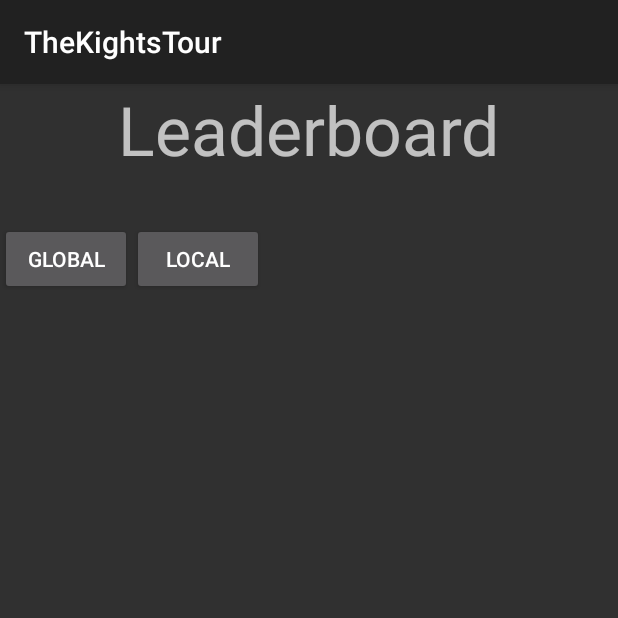
After one commit to chualex/TheKightsTour, an Android app: the LeaderboardActivity screen opened directly, with no data from a screen before it, on a phone screen of 412 x 824 dp, the top half of it. The commit adds this screen. Run offline under Robolectric (Android 15) with nearby library versions, the phone set to English and light mode, and no system bars.

Commit message:
Finished layout manuvering. TODO: Refactor, Comment, Pass bundles, Options

```diff
--- a/app/src/main/AndroidManifest.xml
+++ b/app/src/main/AndroidManifest.xml
@@ -22,6 +22,9 @@
         <activity
             android:name=".GameActivity">
         </activity>
+        <activity
+            android:name=".LeaderboardActivity">
+        </activity>
     </application>
 
 </manifest>
--- /dev/null
+++ b/app/src/main/java/com/csci448/alchu/thekightstour/LeaderboardActivity.java
@@ -0,0 +1,47 @@
+package com.csci448.alchu.thekightstour;
+
+import android.content.Context;
+import android.content.Intent;
+import android.support.annotation.LayoutRes;
+import android.support.v4.app.Fragment;
+
+/**
+ * Created by Alex on 3/1/18.
+ */
+
+public class LeaderboardActivity extends SingleFragmentActivity {
+
+    /**
+     * gets the layout id for the options activity
+     * @return layout name
+     */
+    @LayoutRes
+    protected int getLayoutResId() {
+        return R.layout.activity_leaderboard;
+    }
+
+    /**
+     * creates the options fragment and loads it in the layout
+     * @return
+     */
+    @Override
+    protected Fragment createFragment() {
+       // boolean isHuman = (boolean) getIntent().getBooleanExtra(EXTRA_ISHUMAN, false);
+
+        return LeaderboardFragment.newInstance();
+    }
+
+    /**
+     * Creates a new options activity. Gets called from the Welcome Fragment
+     *
+     * @param packageContext context of activity
+
+     * @return the new intent with the extras
+     */
+    public static Intent newIntent(Context packageContext) {
+        Intent intent = new Intent(packageContext, LeaderboardActivity.class);
+        //intent.putExtra(EXTRA_ISHUMAN, isHuman);
+
+        return intent;
+    }
+}
--- /dev/null
+++ b/app/src/main/java/com/csci448/alchu/thekightstour/LeaderboardFragment.java
@@ -0,0 +1,94 @@
+package com.csci448.alchu.thekightstour;
+
+import android.os.Bundle;
+import android.support.v4.app.Fragment;
+import android.view.LayoutInflater;
+import android.view.View;
+import android.view.ViewGroup;
+import android.widget.Button;
+import android.widget.TextView;
+
+/**
+ * Created by Alex on 3/15/18.
+ */
+
+public class LeaderboardFragment extends Fragment {
+
+    private Button mGlobalButton;
+    private Button mLocalButton;
+    private TextView mGlobalTextView;
+    private TextView mLocalTextView;
+
+    /**
+     * Called when the class is created. sets up the arguments passed from the Welcome Activity.
+     *
+     * @param savedInstanceState Bundle for the last saved state of the fragment. Used to not change
+     *                           the layout when the device is flipped.
+     */
+    @Override
+    public void onCreate(Bundle savedInstanceState) {
+        super.onCreate(savedInstanceState);
+
+
+
+        if (savedInstanceState != null) {
+
+        }
+    }
+
+    /**
+     * creates the View. Sets up the buttons and layout. Sets up button listeners and stores changed
+     * data.
+     * @param inflater
+     * @param container
+     * @param savedInstanceState
+     * @return
+     */
+    @Override
+    public View onCreateView(LayoutInflater inflater, ViewGroup container, Bundle savedInstanceState) {
+        View view = inflater.inflate(R.layout.fragment_leaderboard, container, false);
+
+        mGlobalTextView = (TextView) view.findViewById(R.id.global_leaderboard);
+        mGlobalTextView.setVisibility(View.INVISIBLE);
+
+        mLocalTextView = (TextView) view.findViewById(R.id.local_leaderboard);
+        mLocalTextView.setVisibility(View.INVISIBLE);
+
+        mGlobalButton = (Button) view.findViewById(R.id.global_button);
+        mGlobalButton.setOnClickListener(new View.OnClickListener() {
+            @Override
+            public void onClick(View view) {
+                mGlobalTextView.setVisibility(View.VISIBLE);
+                mLocalTextView.setVisibility(View.INVISIBLE);
+            }
+        });
+
+        mLocalButton = (Button) view.findViewById(R.id.local_button);
+        mLocalButton.setOnClickListener(new View.OnClickListener() {
+            @Override
+            public void onClick(View view) {
+                mGlobalTextView.setVisibility(View.INVISIBLE);
+                mLocalTextView.setVisibility(View.VISIBLE);
+            }
+        });
+        return view;
+    }
+
+    /**
+     * Called in the Welcome Fragment to start the options fragment. Passes in values needed for the
+     * options menu.
+     *
+     * @return new instance of the options fragment with the parameters passed as a bundle.
+     *
+     */
+    public static LeaderboardFragment newInstance() {
+        Bundle args = new Bundle();
+        //args.putBoolean(ARGUMENT_ISHUMAN, isHuman);
+
+
+        LeaderboardFragment frag = new LeaderboardFragment();
+        frag.setArguments(args);
+        return frag;
+    }
+
+}
--- a/app/src/main/java/com/csci448/alchu/thekightstour/WelcomeFragment.java
+++ b/app/src/main/java/com/csci448/alchu/thekightstour/WelcomeFragment.java
@@ -20,11 +20,9 @@ public class WelcomeFragment extends Fragment {
     private Button mPlayButton;
     private Button mOptionsButton;
     private Button mQuitButton;
-    private boolean mIsHuman;
-    private int mWins;
-    private int mLosses;
+    private Button mLeaderboardButton;
     private int mBoardSize;
-    private TextView mScoreText;
+
     private static final int REQUEST_CODE_OPTIONS = 0;
     private static final int REQUEST_CODE_GAME = 1;
     private static final String ARGUMENT_ISHUMAN = "com.welcomeactivity.ishuman";
@@ -75,6 +73,14 @@ public class WelcomeFragment extends Fragment {
             }
         });
 
+        mLeaderboardButton = (Button) view.findViewById(R.id.leaderboard_button);
+        mLeaderboardButton.setOnClickListener(new View.OnClickListener() {
+            @Override
+            public void onClick(View view) {
+                Intent i = LeaderboardActivity.newIntent(getActivity());
+                startActivity(i);
+            }
+        });
         mQuitButton = (Button) view.findViewById(R.id.quit_button);
         mQuitButton.setOnClickListener(new View.OnClickListener() {
             @Override
--- /dev/null
+++ b/app/src/main/res/layout/activity_leaderboard.xml
@@ -0,0 +1,6 @@
+<?xml version="1.0" encoding="utf-8"?>
+<FrameLayout
+    xmlns:android="http://schemas.android.com/apk/res/android"
+    android:id="@+id/fragment_container"
+    android:layout_width="match_parent"
+    android:layout_height="match_parent" />
--- /dev/null
+++ b/app/src/main/res/layout/fragment_leaderboard.xml
@@ -0,0 +1,50 @@
+<?xml version="1.0" encoding="utf-8"?>
+<LinearLayout xmlns:android="http://schemas.android.com/apk/res/android"
+    android:orientation="vertical"
+    android:layout_width="match_parent"
+    android:layout_height="match_parent">
+    <TextView
+        android:layout_width="wrap_content"
+        android:layout_height="wrap_content"
+        android:text="@string/leaderboard"
+        android:textSize="45dp"
+        android:layout_gravity="center_horizontal"
+        android:layout_marginBottom="32dp"/>
+
+    <LinearLayout
+        android:layout_width="wrap_content"
+        android:layout_height="wrap_content"
+        android:orientation="horizontal">
+
+        <Button
+            android:id="@+id/global_button"
+            android:layout_width="wrap_content"
+            android:layout_height="wrap_content"
+            android:text="@string/global"/>
+
+        <Button
+            android:id="@+id/local_button"
+            android:layout_width="wrap_content"
+            android:layout_height="wrap_content"
+            android:text="@string/local"/>
+
+    </LinearLayout>
+
+
+    <TextView
+        android:id="@+id/global_leaderboard"
+        android:layout_width="wrap_content"
+        android:layout_height="wrap_content"
+        android:text="@string/global_place_holder"
+        android:layout_gravity="center_horizontal"
+        />
+    <TextView
+        android:id="@+id/local_leaderboard"
+        android:layout_width="wrap_content"
+        android:layout_height="wrap_content"
+        android:text="@string/local_place_holder"
+        android:layout_gravity="center_horizontal"/>
+
+
+
+</LinearLayout>
--- a/app/src/main/res/layout/fragment_welcome.xml
+++ b/app/src/main/res/layout/fragment_welcome.xml
@@ -28,6 +28,7 @@
         android:text="@string/options"
         />
     <Button
+        android:id="@+id/leaderboard_button"
         android:layout_width="wrap_content"
         android:layout_height="wrap_content"
         android:text="@string/leaderboard"
--- a/app/src/main/res/values/strings.xml
+++ b/app/src/main/res/values/strings.xml
@@ -17,4 +17,8 @@
     <string name="board_here">Board Will Go Here</string>
     <string name="proceed">Proceed</string>
     <string name="win_loss_holder">Directed here after game will display Win/Loss</string>
+    <string name="local">Local</string>
+    <string name="global">Global</string>
+    <string name="global_place_holder">Global Leaderboard displayed here</string>
+    <string name="local_place_holder">Local Leaderboard displayed here</string>
 </resources>
```
